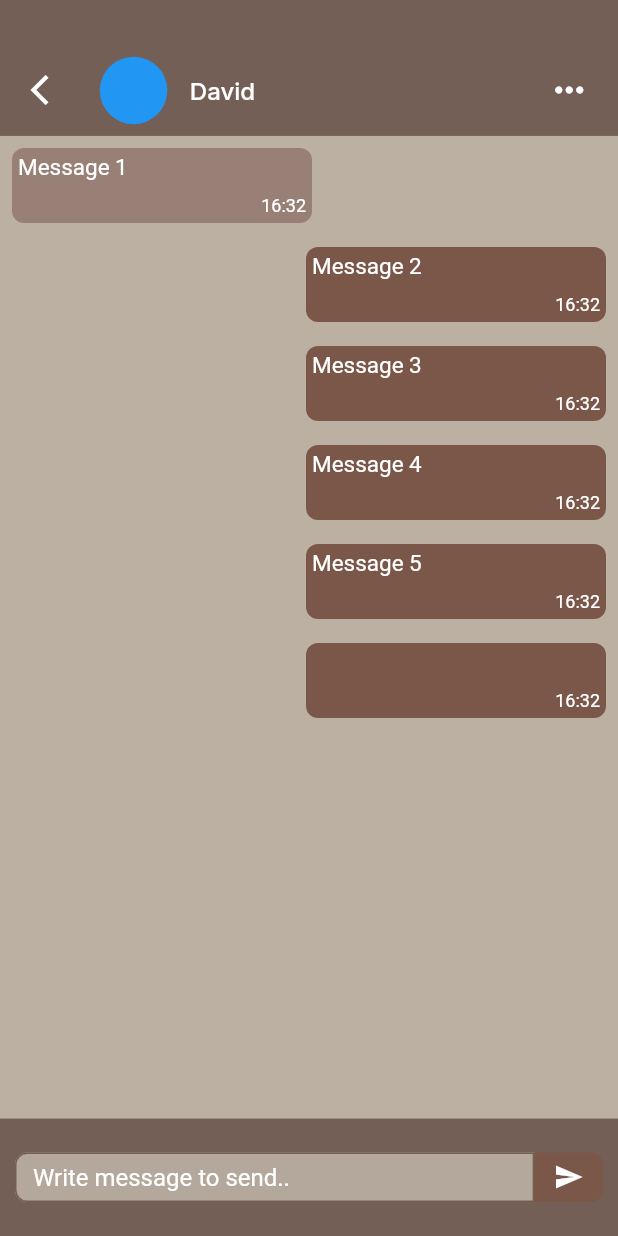
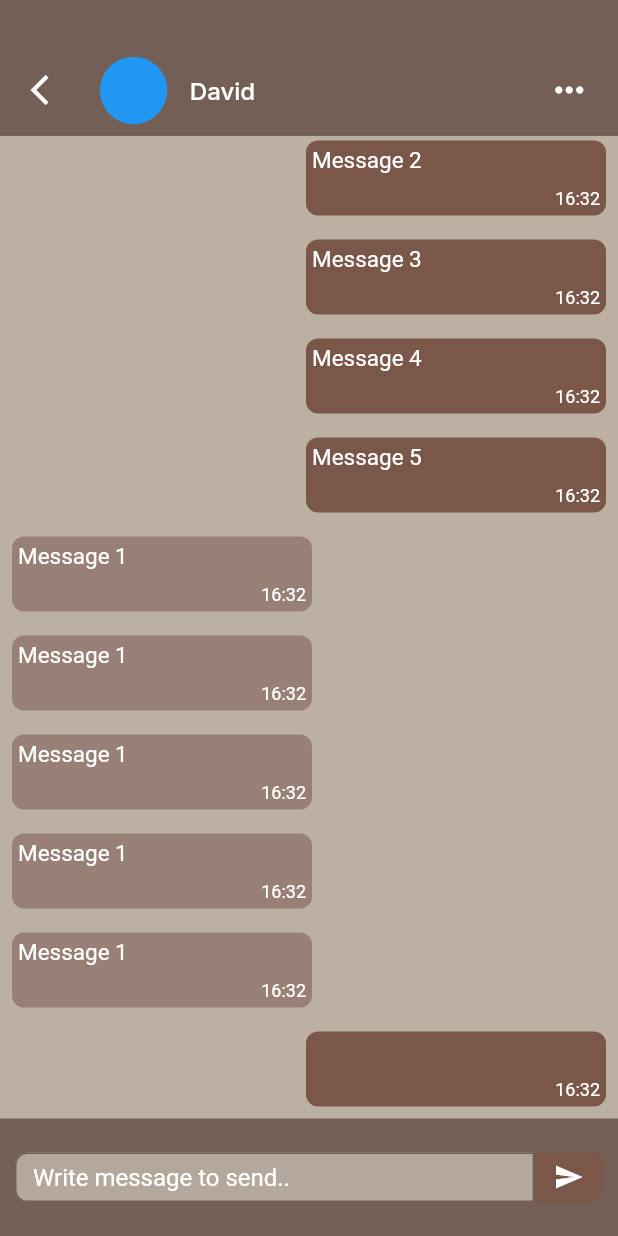
Before and after one commit to Schick33r/swipe_it, a Flutter app: the ChatScreen screen opened directly, after a tap on the "send" icon, on a phone screen of 412 x 824 dp. Run offline on Flutter 3.47's test engine with Material 2 defaults, Android fonts, the phone set to English and light mode, and no system bars; our stand-ins replace cloud_firestore, firebase_auth, flutter_svg, google_fonts, salomon_bottom_bar, swipe_cards; accounts and stored records are empty.

Commit message:
Fix the scrolling behaviour of the chat screen
1. The chat now opens at the last message
2. The chat scrolls up and down, when the keyboard is opened and closed
3. The chat scrolls down, when the user sends a new message

```diff
--- a/lib/screens/chat_screen.dart
+++ b/lib/screens/chat_screen.dart
@@ -10,8 +10,9 @@
   State<StatefulWidget> createState() => ChatScreenState();
 }
 
-class ChatScreenState extends State<ChatScreen> {
+class ChatScreenState extends State<ChatScreen> with WidgetsBindingObserver {
   final TextEditingController _chatMessageController = TextEditingController();
+  final ScrollController _scrollController = ScrollController();
 
   var chatMessages = [
     {
@@ -44,6 +45,36 @@
       'time': '19:10',
       'messageFromCurrentUser': true
     },
+    {
+      'name': 'David',
+      'message': 'Message 1',
+      'time': '17:32',
+      'messageFromCurrentUser': false
+    },
+    {
+      'name': 'David',
+      'message': 'Message 1',
+      'time': '17:32',
+      'messageFromCurrentUser': false
+    },
+    {
+      'name': 'David',
+      'message': 'Message 1',
+      'time': '17:32',
+      'messageFromCurrentUser': false
+    },
+    {
+      'name': 'David',
+      'message': 'Message 1',
+      'time': '17:32',
+      'messageFromCurrentUser': false
+    },
+    {
+      'name': 'David',
+      'message': 'Message 1',
+      'time': '17:32',
+      'messageFromCurrentUser': false
+    },
   ];
 
   void _addMessageToList(String message, bool messageFromCurrentUser) {
@@ -57,6 +88,45 @@
     });
 
     _chatMessageController.clear();
+  }
+
+  void _scrollChatToMaxExtent() {
+    WidgetsBinding.instance.addPostFrameCallback((_) {
+      _scrollController.animateTo(
+        _scrollController.position.maxScrollExtent,
+        duration: const Duration(milliseconds: 200),
+        curve: Curves.easeInOut,
+      );
+    });
+  }
+
+  @override
+  void initState() {
+    super.initState();
+    WidgetsBinding.instance.addObserver(this);
+    WidgetsBinding.instance.addPostFrameCallback((_) {
+      _scrollController.jumpTo(
+        _scrollController.position.maxScrollExtent,
+      );
+    });
+  }
+
+  @override
+  void dispose() {
+    WidgetsBinding.instance.removeObserver(this);
+    _chatMessageController.dispose();
+    _scrollController.dispose();
+    super.dispose();
+  }
+
+  @override
+  void didChangeMetrics() {
+    super.didChangeMetrics();
+    if (_scrollController.hasClients) {
+      _scrollController.jumpTo(
+        _scrollController.position.maxScrollExtent,
+      );
+    }
   }
 
   @override
@@ -76,6 +146,7 @@
                 child: Container(
                     color: bgColor,
                     child: ListView.builder(
+                        controller: _scrollController,
                         itemCount: chatMessages.length,
                         itemBuilder: (BuildContext context, int index) {
                           return Center(
@@ -131,8 +202,11 @@
                       // SEND BUTTON
                       Expanded(
                         child: GestureDetector(
-                          onTap: () => _addMessageToList(
-                              _chatMessageController.text, true),
+                          onTap: () => {
+                            _addMessageToList(
+                                _chatMessageController.text, true),
+                            _scrollChatToMaxExtent()
+                          },
                           child: Container(
                               decoration: BoxDecoration(
                                   color: brownMainColor,
```
